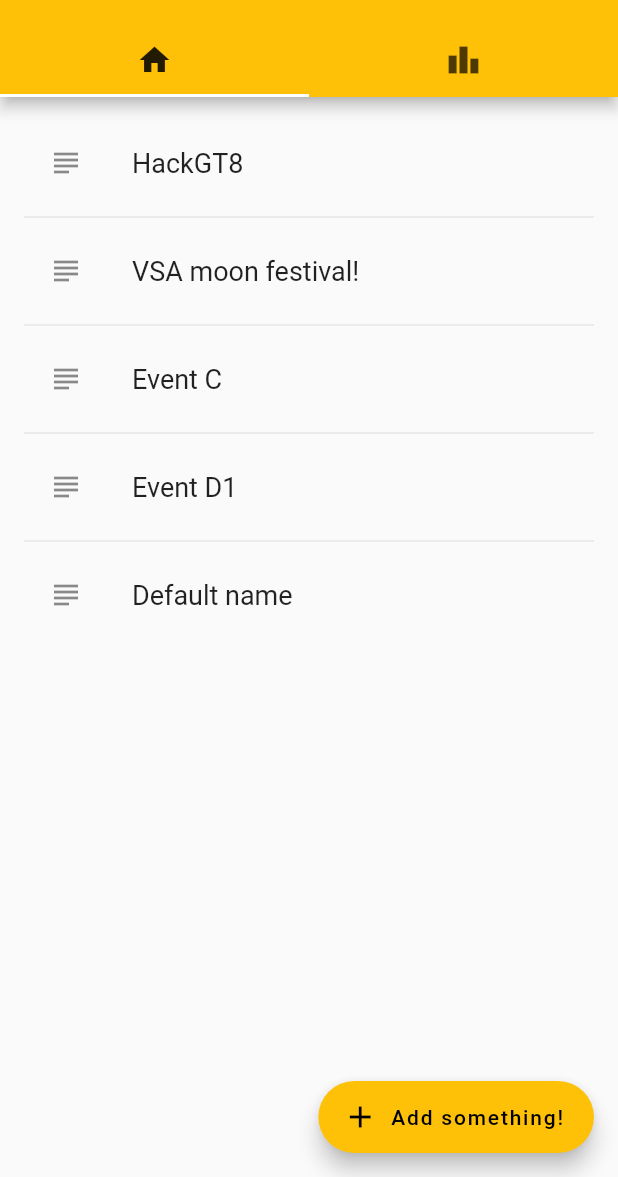
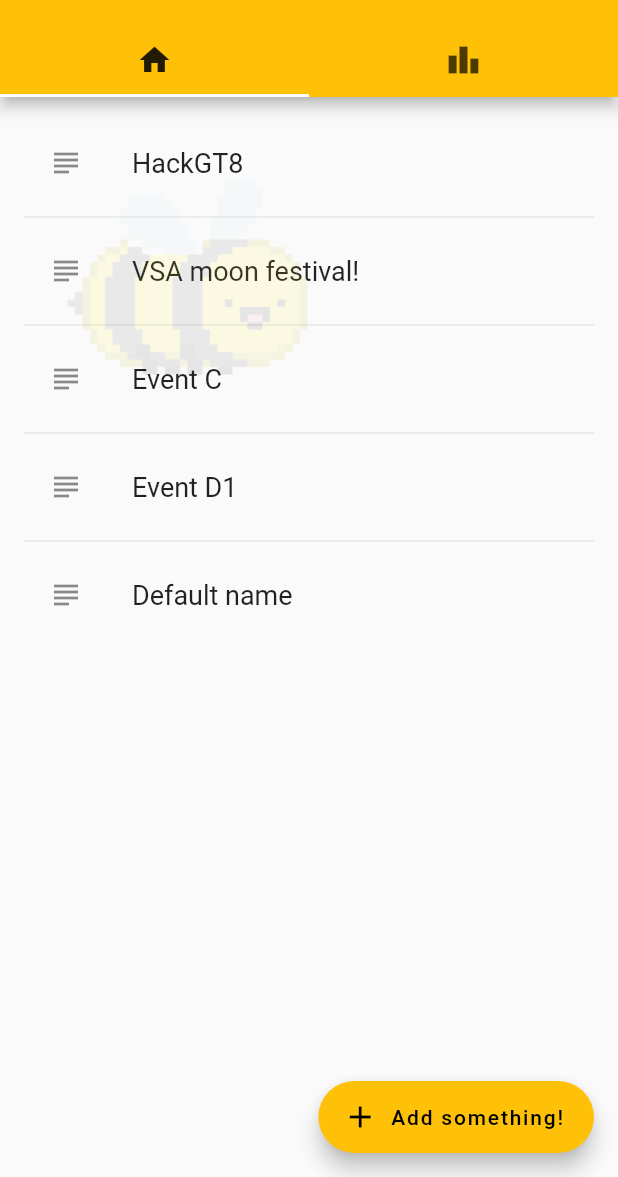
Before and after one commit to Tohwx/hackgt8-eaugazooz, a Flutter app: the screen it shows after launch, on a phone screen of 412 x 824 dp, the part 59-1236 px from its top. Run offline on Flutter 3.47's test engine with Material 2 defaults, Android fonts, the phone set to English and light mode, and no system bars; our stand-ins replace google_maps_flutter.

Commit message:
add image

```diff
--- a/lib/form.dart
+++ b/lib/form.dart
@@ -54,7 +54,7 @@ class MyCustomFormState extends State<MyCustomForm> {
         children: [
           TextFormField(
             //hint shows in field
-            decoration: new InputDecoration(
+            decoration: const InputDecoration(
                 contentPadding:
                     EdgeInsets.only(left: 15, bottom: 11, top: 11, right: 15),
                 hintText: 'Event name'),
@@ -68,7 +68,7 @@ class MyCustomFormState extends State<MyCustomForm> {
           ),
           TextFormField(
             //hint shows in field
-            decoration: new InputDecoration(
+            decoration: const InputDecoration(
                 contentPadding:
                     EdgeInsets.only(left: 15, bottom: 11, top: 11, right: 15),
                 hintText: 'Type of event'),
--- a/lib/tabs.dart
+++ b/lib/tabs.dart
@@ -12,6 +12,23 @@ class EventsTab extends StatefulWidget {
 class _EventsTabState extends State<EventsTab> {
   @override
   Widget build(BuildContext context) {
+    return Stack(children: <Widget>[
+      ListView.separated(
+        padding: const EdgeInsets.all(16.0),
+        itemCount: items.length,
+        itemBuilder: (context, index) {
+          return _createTile(items[index]);
+        },
+        separatorBuilder: (context, index) {
+          return const Divider();
+        },
+      ),
+      const Opacity(
+        opacity: 0.1,
+        child: Image(image: AssetImage('assets/buzzy.gif')),
+      ),
+    ]);
+
     return ListView.separated(
       padding: const EdgeInsets.all(16.0),
       itemCount: items.length,
--- a/pubspec.yaml
+++ b/pubspec.yaml
@@ -57,9 +57,9 @@ flutter:
     uses-material-design: true
 
     # To add assets to your application, add an assets section, like this:
-    # assets:
-    #   - images/a_dot_burr.jpeg
-    #   - images/a_dot_ham.jpeg
+    assets:
+      - assets/buzzy.gif
+
 
     # An image asset can refer to one or more resolution-specific "variants", see
     # https://flutter.dev/assets-and-images/#resolution-aware.
```
Also changed, not shown: assets/buzzy.gif (added).
